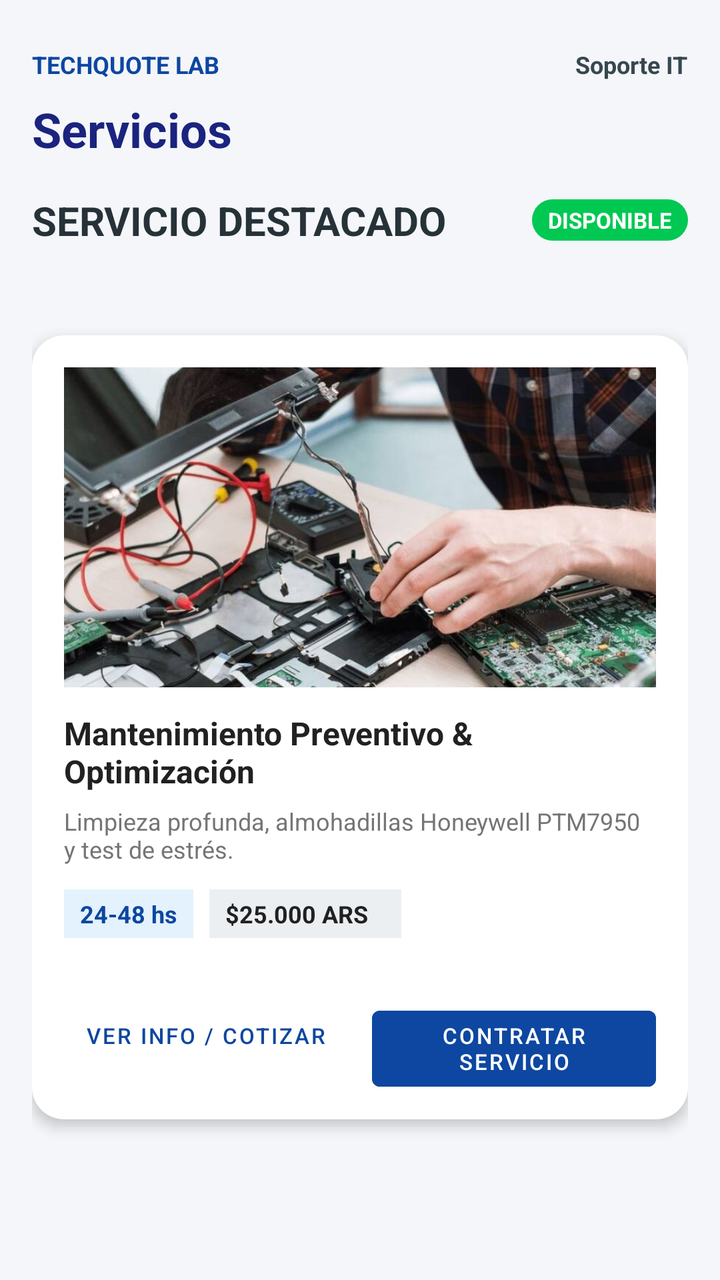
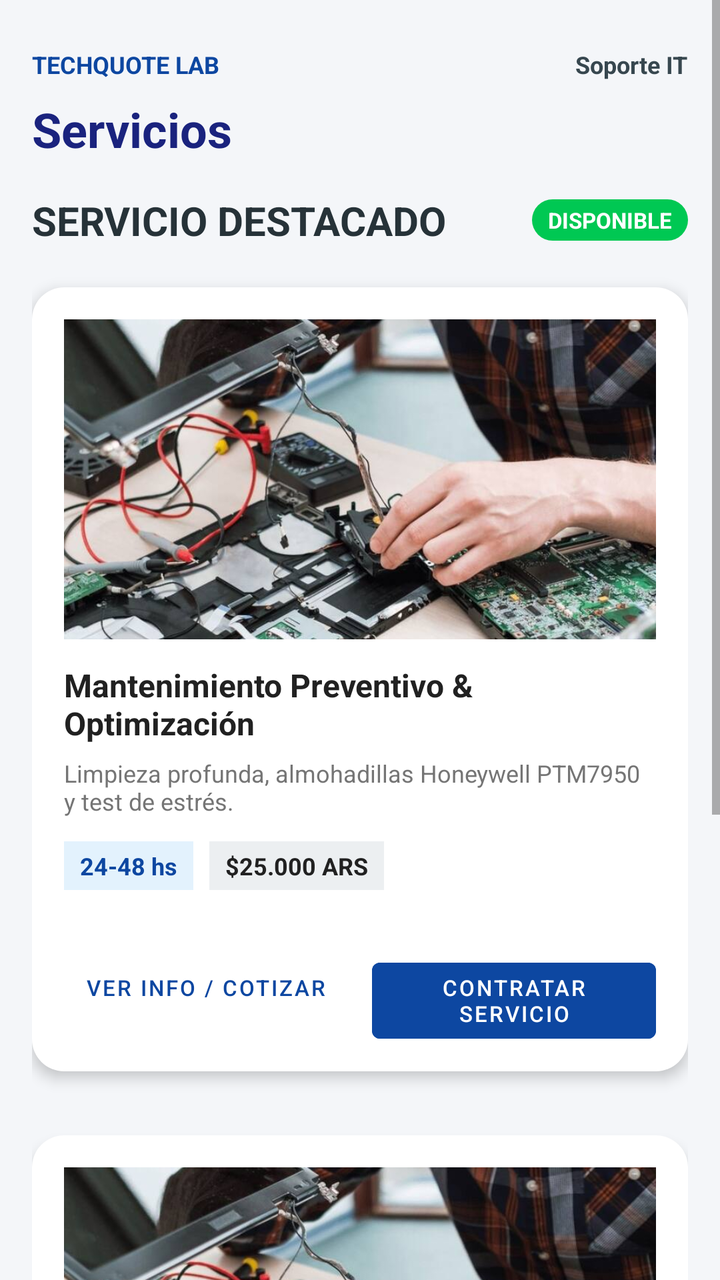

The first picture is an Android layout as it rendered before a commit; the second is the same layout after the commit. The layout source and the unified diff follow.
<!-- AndroidManifest.xml: application theme Theme.TechQuote -->
<!-- res/layout/activity_main.xml -->
<?xml version="1.0" encoding="utf-8"?>
<androidx.constraintlayout.widget.ConstraintLayout
    xmlns:android="http://schemas.android.com/apk/res/android"
    xmlns:app="http://schemas.android.com/apk/res-auto"
    android:id="@+id/mainLayout"
    android:layout_width="match_parent"
    android:layout_height="match_parent"
    android:background="#F4F6F9"
    android:paddingStart="16dp"
    android:paddingEnd="16dp"
    android:paddingTop="24dp">

    <LinearLayout
        android:id="@+id/layoutHeader"
        android:layout_width="match_parent"
        android:layout_height="wrap_content"
        android:orientation="horizontal"
        app:layout_constraintTop_toTopOf="parent"
        app:layout_constraintStart_toStartOf="parent"
        app:layout_constraintEnd_toEndOf="parent">

        <TextView
            android:layout_width="0dp"
            android:layout_height="wrap_content"
            android:layout_weight="1"
            android:text="@string/techquote_lab"
            android:textColor="#0D47A1"
            android:textSize="12sp"
            android:textStyle="bold" />

        <TextView
            android:layout_width="wrap_content"
            android:layout_height="wrap_content"
            android:text="@string/soporte_it"
            android:textColor="#37474F"
            android:textSize="12sp"
            android:textStyle="bold" />
    </LinearLayout>

    <TextView
        android:id="@+id/txtServicios"
        android:layout_width="wrap_content"
        android:layout_height="wrap_content"
        android:text="@string/servicios"
        android:textColor="#1A237E"
        android:textSize="24sp"
        android:textStyle="bold"
        android:layout_marginTop="8dp"
        app:layout_constraintTop_toBottomOf="@id/layoutHeader"
        app:layout_constraintStart_toStartOf="parent" />

    <LinearLayout
        android:id="@+id/layoutSubHeader"
        android:layout_width="match_parent"
        android:layout_height="wrap_content"
        android:orientation="horizontal"
        android:gravity="center_vertical"
        android:layout_marginTop="16dp"
        app:layout_constraintTop_toBottomOf="@id/txtServicios"
        app:layout_constraintStart_toStartOf="parent"
        app:layout_constraintEnd_toEndOf="parent">

        <TextView
            android:layout_width="0dp"
            android:layout_height="wrap_content"
            android:layout_weight="1"
            android:text="@string/servicio_destacado"
            android:textColor="#263238"
            android:textSize="20sp"
            android:textStyle="bold" />

        <TextView
            android:layout_width="wrap_content"
            android:layout_height="wrap_content"
            android:text="@string/disponible"
            android:textColor="#FFFFFF"
            android:textSize="11sp"
            android:textStyle="bold"
            android:background="@drawable/bg_badge_disponible"
            android:paddingStart="8dp"
            android:paddingEnd="8dp"
            android:paddingTop="3dp"
            android:paddingBottom="3dp" />
    </LinearLayout>

    <LinearLayout
        android:id="@+id/layoutServicio"
        android:layout_width="match_parent"
        android:layout_height="wrap_content"
        android:layout_marginTop="44dp"
        android:background="@drawable/bg_card"
        android:elevation="4dp"
        android:orientation="vertical"
        android:padding="16dp"
        app:layout_constraintEnd_toEndOf="parent"
        app:layout_constraintStart_toStartOf="parent"
        app:layout_constraintTop_toBottomOf="@id/layoutSubHeader">

        
        <ImageView
            android:id="@+id/imgServicio"
            android:layout_width="match_parent"
            android:layout_height="160dp"
            android:scaleType="centerCrop"
            android:contentDescription="@string/desc_imagen_servicio"
            android:src="@drawable/img_servicio" />

        
        <TextView
            android:id="@+id/txtTitulo"
            android:layout_width="match_parent"
            android:layout_height="wrap_content"
            android:layout_marginTop="12dp"
            android:text="@string/service_title"
            android:textColor="#212121"
            android:textSize="16sp"
            android:textStyle="bold" />

        
        <TextView
            android:id="@+id/txtDesc"
            android:layout_width="match_parent"
            android:layout_height="wrap_content"
            android:layout_marginTop="6dp"
            android:text="@string/service_desc"
            android:textColor="#757575"
            android:textSize="12sp" />

        <LinearLayout
            android:layout_width="match_parent"
            android:layout_height="33dp"
            android:layout_marginTop="12dp"
            android:orientation="horizontal">

            <TextView
                android:layout_width="wrap_content"
                android:layout_height="wrap_content"
                android:background="#E3F2FD"
                android:paddingStart="8dp"
                android:paddingTop="4dp"
                android:paddingEnd="8dp"
                android:paddingBottom="4dp"
                android:text="@string/service_time"
                android:textColor="#0D47A1"
                android:textSize="12sp"
                android:textStyle="bold" />

            <TextView
                android:layout_width="96dp"
                android:layout_height="wrap_content"
                android:layout_marginStart="8dp"
                android:background="#ECEFF1"
                android:paddingStart="8dp"
                android:paddingTop="4dp"
                android:paddingEnd="8dp"
                android:paddingBottom="4dp"
                android:text="@string/service_price"
                android:textColor="#212121"
                android:textSize="12sp"
                android:textStyle="bold" />
        </LinearLayout>

        <LinearLayout
            android:layout_width="match_parent"
            android:layout_height="wrap_content"
            android:layout_marginTop="16dp"
            android:orientation="horizontal"
            style="?android:attr/buttonBarStyle">

            <Button
                android:id="@+id/btnInfo"
                style="?android:attr/buttonBarButtonStyle"
                android:layout_width="0dp"
                android:layout_height="48dp"
                android:layout_marginEnd="6dp"
                android:layout_weight="1"
                android:backgroundTint="#FFFFFF"
                android:text="@string/btn_info"
                android:textColor="#0D47A1"
                android:textSize="11sp" />

            <Button
                android:id="@+id/btnContratar"
                style="?android:attr/buttonBarButtonStyle"
                android:layout_width="0dp"
                android:layout_height="50dp"
                android:layout_marginStart="6dp"
                android:layout_weight="1"
                android:backgroundTint="#0D47A1"
                android:text="@string/btn_contratar"
                android:textColor="#FFFFFF"
                android:textSize="11sp" />
        </LinearLayout>
    </LinearLayout>

    <LinearLayout
        android:id="@+id/contenedorDinamico"
        android:layout_width="match_parent"
        android:layout_height="wrap_content"
        android:layout_marginTop="72dp"
        android:orientation="vertical"
        app:layout_constraintEnd_toEndOf="parent"
        app:layout_constraintHorizontal_bias="0.0"
        app:layout_constraintStart_toStartOf="parent"
        app:layout_constraintTop_toBottomOf="@id/layoutServicio" />

</androidx.constraintlayout.widget.ConstraintLayout>
<!-- resources referenced by this layout -->
<resources>
  <!-- drawable bg_badge_disponible (drawable) -->
  <?xml version="1.0" encoding="utf-8"?>
  <shape xmlns:android="http://schemas.android.com/apk/res/android">
      <solid android:color="#00C853"/>
      <corners android:radius="12dp"/>
  </shape>
  <!-- drawable bg_card (drawable) -->
  <?xml version="1.0" encoding="utf-8"?>
  <shape xmlns:android="http://schemas.android.com/apk/res/android">
      <solid android:color="@color/colorWhite"/>
      <corners android:radius="16dp"/>
  </shape>
  <!-- drawable img_servicio: jpg bitmap (drawable, 56680 bytes) -->
  <string name="btn_contratar">Contratar Servicio</string>
  <string name="btn_info">Ver Info / Cotizar</string>
  <string name="desc_imagen_servicio">Imagen representativa del servicio</string>
  <string name="disponible">DISPONIBLE</string>
  <string name="service_desc">Limpieza profunda, almohadillas Honeywell PTM7950 y test de estrés.</string>
  <string name="service_price">$25.000 ARS</string>
  <string name="service_time">24-48 hs</string>
  <string name="service_title">Mantenimiento Preventivo &amp; Optimización</string>
  <string name="servicio_destacado">SERVICIO DESTACADO</string>
  <string name="servicios">Servicios</string>
  <string name="soporte_it">Soporte IT</string>
  <string name="techquote_lab">TECHQUOTE LAB</string>
  <style name="Theme.TechQuote" parent="Theme.MaterialComponents.DayNight.DarkActionBar">
          
          <item name="colorPrimary">@color/purple_500</item>
          <item name="colorPrimaryVariant">@color/purple_700</item>
          <item name="colorOnPrimary">@color/white</item>
          
          <item name="colorSecondary">@color/teal_200</item>
          <item name="colorSecondaryVariant">@color/teal_700</item>
          <item name="colorOnSecondary">@color/black</item>
          
          <item name="android:statusBarColor">?attr/colorPrimaryVariant</item>
          
      </style>
  <color name="colorWhite">#FFFFFF</color>
  <color name="purple_500">#FF6200EE</color>
  <color name="purple_700">#FF3700B3</color>
  <color name="white">#FFFFFFFF</color>
  <color name="teal_200">#FF03DAC5</color>
  <color name="teal_700">#FF018786</color>
  <color name="black">#FF000000</color>
</resources>

<!-- the commit's change to res/layout/activity_main.xml (unified diff, before → after) -->
@@ -1,207 +1,319 @@
 <?xml version="1.0" encoding="utf-8"?>
-<androidx.constraintlayout.widget.ConstraintLayout
-    xmlns:android="http://schemas.android.com/apk/res/android"
+<ScrollView xmlns:android="http://schemas.android.com/apk/res/android"
     xmlns:app="http://schemas.android.com/apk/res-auto"
-    android:id="@+id/mainLayout"
     android:layout_width="match_parent"
     android:layout_height="match_parent"
     android:background="#F4F6F9"
-    android:paddingStart="16dp"
-    android:paddingEnd="16dp"
-    android:paddingTop="24dp">
-
-    <LinearLayout
-        android:id="@+id/layoutHeader"
+    android:fillViewport="true">
+
+    <androidx.constraintlayout.widget.ConstraintLayout
+        android:id="@+id/mainLayout"
         android:layout_width="match_parent"
         android:layout_height="wrap_content"
-        android:orientation="horizontal"
-        app:layout_constraintTop_toTopOf="parent"
-        app:layout_constraintStart_toStartOf="parent"
-        app:layout_constraintEnd_toEndOf="parent">
-
-        <TextView
-            android:layout_width="0dp"
-            android:layout_height="wrap_content"
-            android:layout_weight="1"
-            android:text="@string/techquote_lab"
-            android:textColor="#0D47A1"
-            android:textSize="12sp"
-            android:textStyle="bold" />
-
-        <TextView
-            android:layout_width="wrap_content"
-            android:layout_height="wrap_content"
-            android:text="@string/soporte_it"
-            android:textColor="#37474F"
-            android:textSize="12sp"
-            android:textStyle="bold" />
-    </LinearLayout>
-
-    <TextView
-        android:id="@+id/txtServicios"
-        android:layout_width="wrap_content"
-        android:layout_height="wrap_content"
-        android:text="@string/servicios"
-        android:textColor="#1A237E"
-        android:textSize="24sp"
-        android:textStyle="bold"
-        android:layout_marginTop="8dp"
-        app:layout_constraintTop_toBottomOf="@id/layoutHeader"
-        app:layout_constraintStart_toStartOf="parent" />
-
-    <LinearLayout
-        android:id="@+id/layoutSubHeader"
-        android:layout_width="match_parent"
-        android:layout_height="wrap_content"
-        android:orientation="horizontal"
-        android:gravity="center_vertical"
-        android:layout_marginTop="16dp"
-        app:layout_constraintTop_toBottomOf="@id/txtServicios"
-        app:layout_constraintStart_toStartOf="parent"
-        app:layout_constraintEnd_toEndOf="parent">
-
-        <TextView
-            android:layout_width="0dp"
-            android:layout_height="wrap_content"
-            android:layout_weight="1"
-            android:text="@string/servicio_destacado"
-            android:textColor="#263238"
-            android:textSize="20sp"
-            android:textStyle="bold" />
-
-        <TextView
-            android:layout_width="wrap_content"
-            android:layout_height="wrap_content"
-            android:text="@string/disponible"
-            android:textColor="#FFFFFF"
-            android:textSize="11sp"
-            android:textStyle="bold"
-            android:background="@drawable/bg_badge_disponible"
-            android:paddingStart="8dp"
-            android:paddingEnd="8dp"
-            android:paddingTop="3dp"
-            android:paddingBottom="3dp" />
-    </LinearLayout>
-
-    <LinearLayout
-        android:id="@+id/layoutServicio"
-        android:layout_width="match_parent"
-        android:layout_height="wrap_content"
-        android:layout_marginTop="44dp"
-        android:background="@drawable/bg_card"
-        android:elevation="4dp"
-        android:orientation="vertical"
-        android:padding="16dp"
-        app:layout_constraintEnd_toEndOf="parent"
-        app:layout_constraintStart_toStartOf="parent"
-        app:layout_constraintTop_toBottomOf="@id/layoutSubHeader">
-
-        
-        <ImageView
-            android:id="@+id/imgServicio"
-            android:layout_width="match_parent"
-            android:layout_height="160dp"
-            android:scaleType="centerCrop"
-            android:contentDescription="@string/desc_imagen_servicio"
-            android:src="@drawable/img_servicio" />
-
-        
-        <TextView
-            android:id="@+id/txtTitulo"
-            android:layout_width="match_parent"
-            android:layout_height="wrap_content"
-            android:layout_marginTop="12dp"
-            android:text="@string/service_title"
-            android:textColor="#212121"
-            android:textSize="16sp"
-            android:textStyle="bold" />
-
-        
-        <TextView
-            android:id="@+id/txtDesc"
-            android:layout_width="match_parent"
-            android:layout_height="wrap_content"
-            android:layout_marginTop="6dp"
-            android:text="@string/service_desc"
-            android:textColor="#757575"
-            android:textSize="12sp" />
-
-        <LinearLayout
-            android:layout_width="match_parent"
-            android:layout_height="33dp"
-            android:layout_marginTop="12dp"
-            android:orientation="horizontal">
-
-            <TextView
-                android:layout_width="wrap_content"
-                android:layout_height="wrap_content"
-                android:background="#E3F2FD"
-                android:paddingStart="8dp"
-                android:paddingTop="4dp"
-                android:paddingEnd="8dp"
-                android:paddingBottom="4dp"
-                android:text="@string/service_time"
+        android:paddingStart="16dp"
+        android:paddingTop="24dp"
+        android:paddingEnd="16dp"
+        android:paddingBottom="32dp">
+
+        <LinearLayout
+            android:id="@+id/layoutHeader"
+            android:layout_width="match_parent"
+            android:layout_height="wrap_content"
+            android:orientation="horizontal"
+            app:layout_constraintEnd_toEndOf="parent"
+            app:layout_constraintStart_toStartOf="parent"
+            app:layout_constraintTop_toTopOf="parent">
+
+            <TextView
+                android:layout_width="0dp"
+                android:layout_height="wrap_content"
+                android:layout_weight="1"
+                android:text="@string/techquote_lab"
                 android:textColor="#0D47A1"
                 android:textSize="12sp"
                 android:textStyle="bold" />
 
             <TextView
-                android:layout_width="96dp"
-                android:layout_height="wrap_content"
-                android:layout_marginStart="8dp"
-                android:background="#ECEFF1"
+                android:layout_width="wrap_content"
+                android:layout_height="wrap_content"
+                android:text="@string/soporte_it"
+                android:textColor="#37474F"
+                android:textSize="12sp"
+                android:textStyle="bold" />
+        </LinearLayout>
+
+        <TextView
+            android:id="@+id/txtServicios"
+            android:layout_width="wrap_content"
+            android:layout_height="wrap_content"
+            android:layout_marginTop="8dp"
+            android:text="@string/servicios"
+            android:textColor="#1A237E"
+            android:textSize="24sp"
+            android:textStyle="bold"
+            app:layout_constraintStart_toStartOf="parent"
+            app:layout_constraintTop_toBottomOf="@id/layoutHeader" />
+
+        <LinearLayout
+            android:id="@+id/layoutSubHeader"
+            android:layout_width="match_parent"
+            android:layout_height="wrap_content"
+            android:layout_marginTop="16dp"
+            android:gravity="center_vertical"
+            android:orientation="horizontal"
+            app:layout_constraintEnd_toEndOf="parent"
+            app:layout_constraintStart_toStartOf="parent"
+            app:layout_constraintTop_toBottomOf="@id/txtServicios">
+
+            <TextView
+                android:layout_width="0dp"
+                android:layout_height="wrap_content"
+                android:layout_weight="1"
+                android:text="@string/servicio_destacado"
+                android:textColor="#263238"
+                android:textSize="20sp"
+                android:textStyle="bold" />
+
+            <TextView
+                android:layout_width="wrap_content"
+                android:layout_height="wrap_content"
+                android:background="@drawable/bg_badge_disponible"
                 android:paddingStart="8dp"
-                android:paddingTop="4dp"
+                android:paddingTop="3dp"
                 android:paddingEnd="8dp"
-                android:paddingBottom="4dp"
-                android:text="@string/service_price"
+                android:paddingBottom="3dp"
+                android:text="@string/disponible"
+                android:textColor="#FFFFFF"
+                android:textSize="11sp"
+                android:textStyle="bold" />
+        </LinearLayout>
+
+        
+        <LinearLayout
+            android:id="@+id/layoutServicio"
+            android:layout_width="match_parent"
+            android:layout_height="wrap_content"
+            android:layout_marginTop="20dp"
+            android:background="@drawable/bg_card"
+            android:elevation="4dp"
+            android:orientation="vertical"
+            android:padding="16dp"
+            app:layout_constraintEnd_toEndOf="parent"
+            app:layout_constraintStart_toStartOf="parent"
+            app:layout_constraintTop_toBottomOf="@id/layoutSubHeader">
+
+            <ImageView
+                android:id="@+id/imgServicio"
+                android:layout_width="match_parent"
+                android:layout_height="160dp"
+                android:contentDescription="@string/desc_imagen_servicio"
+                android:scaleType="centerCrop"
+                android:src="@drawable/img_servicio" />
+
+            <TextView
+                android:id="@+id/txtTitulo"
+                android:layout_width="match_parent"
+                android:layout_height="wrap_content"
+                android:layout_marginTop="12dp"
+                android:text="@string/service_title"
                 android:textColor="#212121"
-                android:textSize="12sp"
-                android:textStyle="bold" />
+                android:textSize="16sp"
+                android:textStyle="bold" />
+
+            <TextView
+                android:id="@+id/txtDesc"
+                android:layout_width="match_parent"
+                android:layout_height="wrap_content"
+                android:layout_marginTop="6dp"
+                android:text="@string/service_desc"
+                android:textColor="#757575"
+                android:textSize="12sp" />
+
+            <LinearLayout
+                android:layout_width="match_parent"
+                android:layout_height="33dp"
+                android:layout_marginTop="12dp"
+                android:orientation="horizontal">
+
+                <TextView
+                    android:layout_width="wrap_content"
+                    android:layout_height="wrap_content"
+                    android:background="#E3F2FD"
+                    android:paddingStart="8dp"
+                    android:paddingTop="4dp"
+                    android:paddingEnd="8dp"
+                    android:paddingBottom="4dp"
+                    android:text="@string/service_time"
+                    android:textColor="#0D47A1"
+                    android:textSize="12sp"
+                    android:textStyle="bold" />
+
+                <TextView
+                    android:layout_width="wrap_content"
+                    android:layout_height="wrap_content"
+                    android:layout_marginStart="8dp"
+                    android:background="#ECEFF1"
+                    android:paddingStart="8dp"
+                    android:paddingTop="4dp"
+                    android:paddingEnd="8dp"
+                    android:paddingBottom="4dp"
+                    android:text="@string/service_price"
+                    android:textColor="#212121"
+                    android:textSize="12sp"
+                    android:textStyle="bold" />
+            </LinearLayout>
+
+            <LinearLayout
+                style="?android:attr/buttonBarStyle"
+                android:layout_width="match_parent"
+                android:layout_height="wrap_content"
+                android:layout_marginTop="16dp"
+                android:orientation="horizontal">
+
+                <Button
+                    android:id="@+id/btnInfo"
+                    style="?android:attr/buttonBarButtonStyle"
+                    android:layout_width="0dp"
+                    android:layout_height="48dp"
+                    android:layout_marginEnd="6dp"
+                    android:layout_weight="1"
+                    android:backgroundTint="#FFFFFF"
+                    android:text="@string/btn_info"
+                    android:textColor="#0D47A1"
+                    android:textSize="11sp" />
+
+                <Button
+                    android:id="@+id/btnContratar"
+                    style="?android:attr/buttonBarButtonStyle"
+                    android:layout_width="0dp"
+                    android:layout_height="50dp"
+                    android:layout_marginStart="6dp"
+                    android:layout_weight="1"
+                    android:backgroundTint="#0D47A1"
+                    android:text="@string/btn_contratar"
+                    android:textColor="#FFFFFF"
+                    android:textSize="11sp" />
+            </LinearLayout>
         </LinearLayout>
 
-        <LinearLayout
-            android:layout_width="match_parent"
-            android:layout_height="wrap_content"
-            android:layout_marginTop="16dp"
-            android:orientation="horizontal"
-            style="?android:attr/buttonBarStyle">
-
-            <Button
-                android:id="@+id/btnInfo"
-                style="?android:attr/buttonBarButtonStyle"
-                android:layout_width="0dp"
-                android:layout_height="48dp"
-                android:layout_marginEnd="6dp"
-                android:layout_weight="1"
-                android:backgroundTint="#FFFFFF"
-                android:text="@string/btn_info"
-                android:textColor="#0D47A1"
-                android:textSize="11sp" />
-
-            <Button
-                android:id="@+id/btnContratar"
-                style="?android:attr/buttonBarButtonStyle"
-                android:layout_width="0dp"
-                android:layout_height="50dp"
-                android:layout_marginStart="6dp"
-                android:layout_weight="1"
-                android:backgroundTint="#0D47A1"
-                android:text="@string/btn_contratar"
-                android:textColor="#FFFFFF"
-                android:textSize="11sp" />
+        
+        <LinearLayout
+            android:id="@+id/contenedorDinamico"
+            android:layout_width="match_parent"
+            android:layout_height="wrap_content"
+            android:layout_marginTop="12dp"
+            android:orientation="vertical"
+            app:layout_constraintEnd_toEndOf="parent"
+            app:layout_constraintStart_toStartOf="parent"
+            app:layout_constraintTop_toBottomOf="@id/layoutServicio" />
+
+        
+        <LinearLayout
+            android:id="@+id/layoutServicio2"
+            android:layout_width="match_parent"
+            android:layout_height="wrap_content"
+            android:layout_marginTop="20dp"
+            android:background="@drawable/bg_card"
+            android:elevation="4dp"
+            android:orientation="vertical"
+            android:padding="16dp"
+            app:layout_constraintEnd_toEndOf="parent"
+            app:layout_constraintStart_toStartOf="parent"
+            app:layout_constraintTop_toBottomOf="@id/contenedorDinamico">
+
+            <ImageView
+                android:id="@+id/imgServicio2"
+                android:layout_width="match_parent"
+                android:layout_height="160dp"
+                android:contentDescription="@string/desc_imagen_servicio"
+                android:scaleType="centerCrop"
+                android:src="@drawable/img_servicio" />
+
+            <TextView
+                android:id="@+id/txtTitulo2"
+                android:layout_width="match_parent"
+                android:layout_height="wrap_content"
+                android:layout_marginTop="12dp"
+                android:text="Armado de PC Gamer &amp; Cable Management"
+                android:textColor="#212121"
+                android:textSize="16sp"
+                android:textStyle="bold" />
+
+            <TextView
+                android:id="@+id/txtDesc2"
+                android:layout_width="match_parent"
+                android:layout_height="wrap_content"
+                android:layout_marginTop="6dp"
+                android:text="Ensamblaje profesional a medida, gestión de cables oculta, configuración de BIOS (XMP/EXPO) y pruebas de estrés."
+                android:textColor="#757575"
+                android:textSize="12sp" />
+
+            <LinearLayout
+                android:layout_width="match_parent"
+                android:layout_height="33dp"
+                android:layout_marginTop="12dp"
+                android:orientation="horizontal">
+
+                <TextView
+                    android:layout_width="wrap_content"
+                    android:layout_height="wrap_content"
+                    android:background="#E3F2FD"
+                    android:paddingStart="8dp"
+                    android:paddingTop="4dp"
+                    android:paddingEnd="8dp"
+                    android:paddingBottom="4dp"
+                    android:text="48 - 72 hs"
+                    android:textColor="#0D47A1"
+                    android:textSize="12sp"
+                    android:textStyle="bold" />
+
+                <TextView
+                    android:layout_width="wrap_content"
+                    android:layout_height="wrap_content"
+                    android:layout_marginStart="8dp"
+                    android:background="#ECEFF1"
+                    android:paddingStart="8dp"
+                    android:paddingTop="4dp"
+                    android:paddingEnd="8dp"
+                    android:paddingBottom="4dp"
+                    android:text="$45.000 ARS"
+                    android:textColor="#212121"
+                    android:textSize="12sp"
+                    android:textStyle="bold" />
+            </LinearLayout>
+
+            <LinearLayout
+                style="?android:attr/buttonBarStyle"
+                android:layout_width="match_parent"
+                android:layout_height="wrap_content"
+                android:layout_marginTop="16dp"
+                android:orientation="horizontal">
+
+                <Button
+                    android:id="@+id/btnInfo2"
+                    style="?android:attr/buttonBarButtonStyle"
+                    android:layout_width="0dp"
+                    android:layout_height="48dp"
+                    android:layout_marginEnd="6dp"
+                    android:layout_weight="1"
+                    android:backgroundTint="#FFFFFF"
+                    android:text="@string/btn_info"
+                    android:textColor="#0D47A1"
+                    android:textSize="11sp" />
+
+                <Button
+                    android:id="@+id/btnContratar2"
+                    style="?android:attr/buttonBarButtonStyle"
+                    android:layout_width="0dp"
+                    android:layout_height="50dp"
+                    android:layout_marginStart="6dp"
+                    android:layout_weight="1"
+                    android:backgroundTint="#0D47A1"
+                    android:text="@string/btn_contratar"
+                    android:textColor="#FFFFFF"
+                    android:textSize="11sp" />
+            </LinearLayout>
         </LinearLayout>
-    </LinearLayout>
-
-    <LinearLayout
-        android:id="@+id/contenedorDinamico"
-        android:layout_width="match_parent"
-        android:layout_height="wrap_content"
-        android:layout_marginTop="72dp"
-        android:orientation="vertical"
-        app:layout_constraintEnd_toEndOf="parent"
-        app:layout_constraintHorizontal_bias="0.0"
-        app:layout_constraintStart_toStartOf="parent"
-        app:layout_constraintTop_toBottomOf="@id/layoutServicio" />
-
-</androidx.constraintlayout.widget.ConstraintLayout>
+
+    </androidx.constraintlayout.widget.ConstraintLayout>
+</ScrollView>
